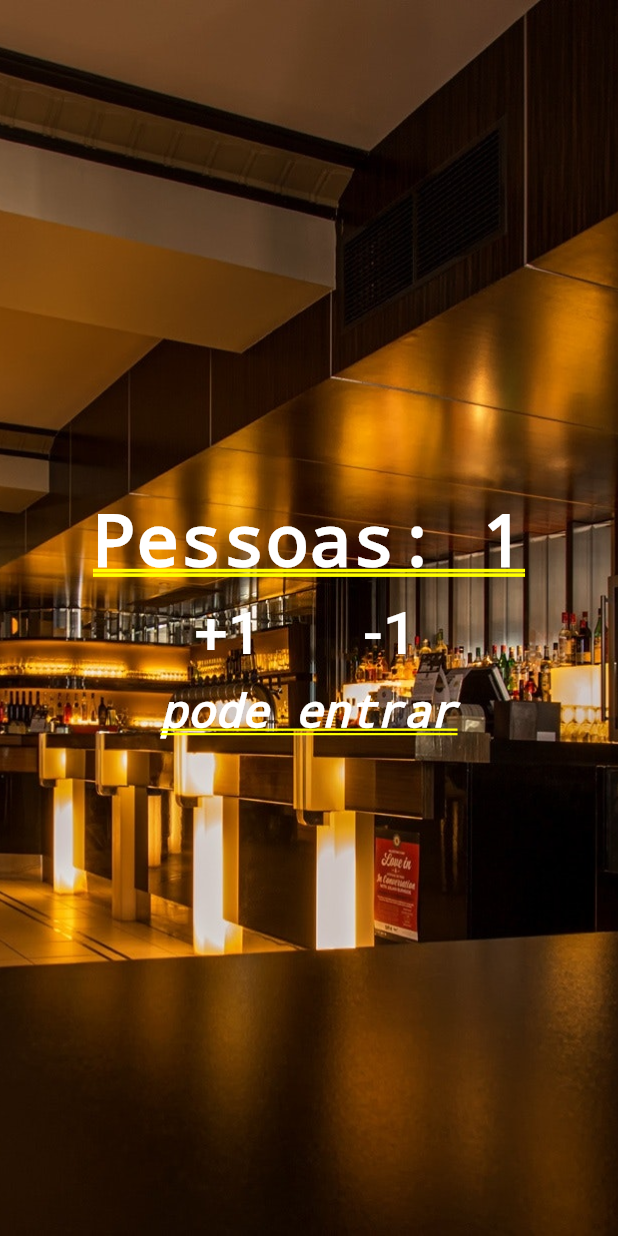
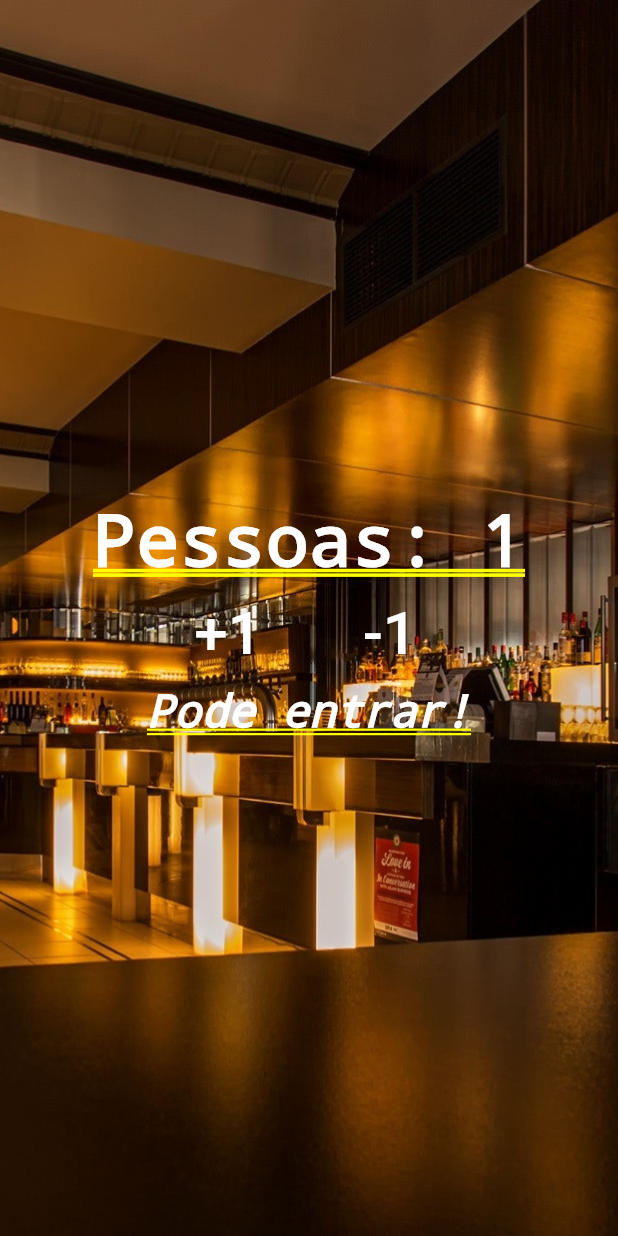
Before and after one commit to karinesobrinho/Contador, a Flutter app: the screen it shows after launch, after a tap on "+1", on a phone screen of 412 x 824 dp. Run offline on Flutter 3.47's test engine with Material 2 defaults, Android fonts, the phone set to English and light mode, and no system bars.

Commit message:
mensagens ok

```diff
--- a/lib/main.dart
+++ b/lib/main.dart
@@ -11,10 +11,19 @@ class Home extends StatefulWidget {
 
 class _HomeState extends State<Home> {
   int _people = 0;
+  String _info = 'Pode entrar';
 
   void _changePeople(int delta) {
     setState(() {
       _people += delta;
+
+      if (_people < 0) {
+        _info = 'Mundo invertido??';
+      } else if (_people <= 10) {
+        _info = 'Pode entrar!';
+      } else {
+        _info = 'Restaurante cheio';
+      }
     });
   }
 
@@ -66,7 +75,7 @@ class _HomeState extends State<Home> {
               ],
             ),
             Text(
-              'pode entrar',
+              _info,
               style: TextStyle(
                   color: Colors.white,
                   fontSize: 30.0,
```
